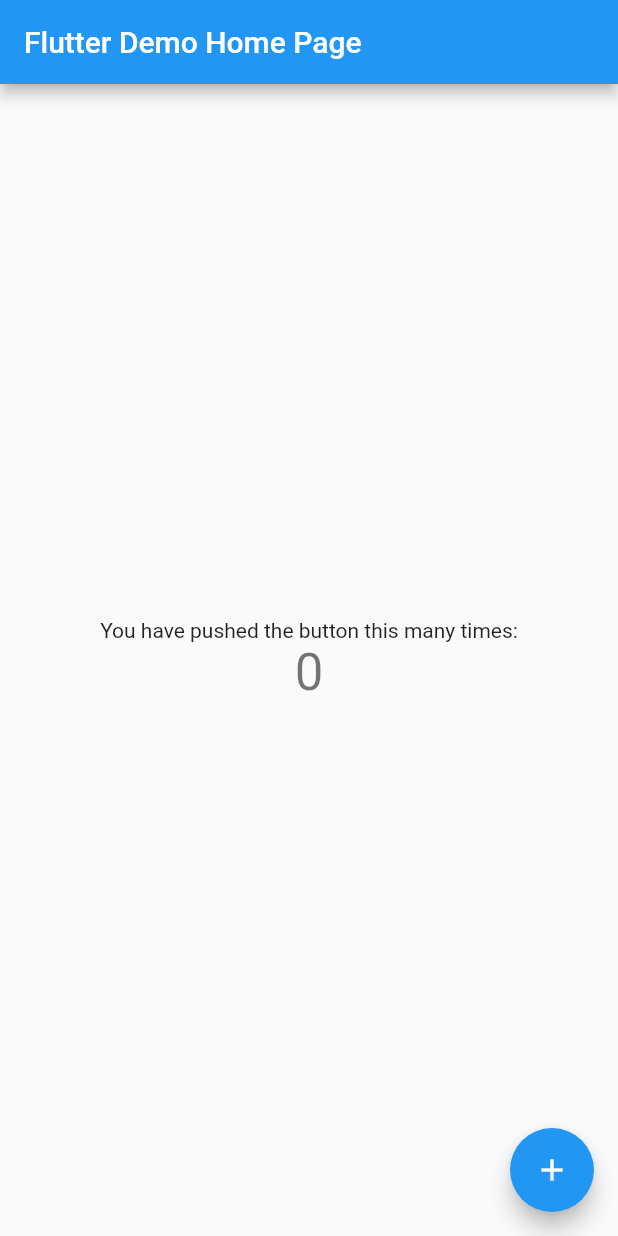
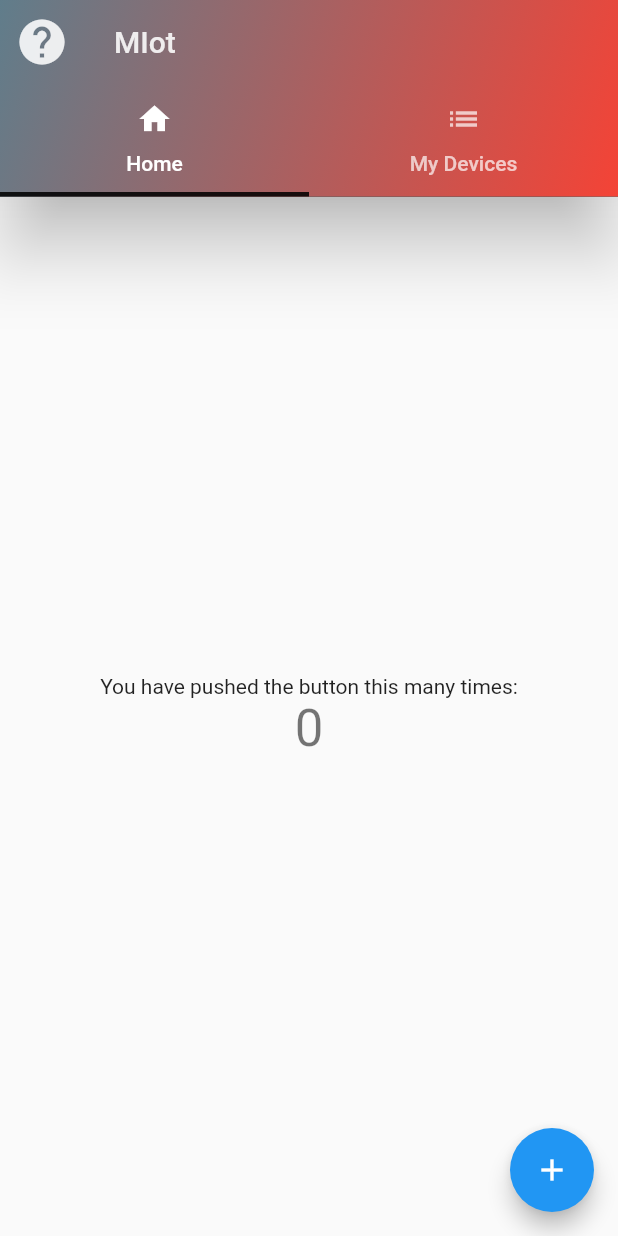
Before and after one commit to nicolasvancan/mf_iot_project, a Flutter app: the screen it shows after launch, on a phone screen of 412 x 824 dp. Run offline on Flutter 3.47's test engine with Material 2 defaults, Android fonts, the phone set to English and light mode, and no system bars.

Commit message:
add: Started main page

```diff
--- a/lib/main.dart
+++ b/lib/main.dart
@@ -11,7 +11,7 @@ class MyApp extends StatelessWidget {
   @override
   Widget build(BuildContext context) {
     return MaterialApp(
-      title: 'Flutter Demo',
+      title: 'MfIot',
       theme: ThemeData(
         // This is the theme of your application.
         //
@@ -24,7 +24,7 @@ class MyApp extends StatelessWidget {
         // is not restarted.
         primarySwatch: Colors.blue,
       ),
-      home: const MyHomePage(title: 'Flutter Demo Home Page'),
+      home: const MyHomePage(title: 'MIot'),
     );
   }
 }
@@ -52,28 +52,54 @@ class _MyHomePageState extends State<MyHomePage> {
 
   void _incrementCounter() {
     setState(() {
-      // This call to setState tells the Flutter framework that something has
-      // changed in this State, which causes it to rerun the build method below
-      // so that the display can reflect the updated values. If we changed
-      // _counter without calling setState(), then the build method would not be
-      // called again, and so nothing would appear to happen.
+
       _counter++;
     });
   }
 
   @override
   Widget build(BuildContext context) {
-    // This method is rerun every time setState is called, for instance as done
-    // by the _incrementCounter method above.
-    //
-    // The Flutter framework has been optimized to make rerunning build methods
-    // fast, so that you can just rebuild anything that needs updating rather
-    // than having to individually change instances of widgets.
-    return Scaffold(
-      appBar: AppBar(
-        // Here we take the value from the MyHomePage object that was created by
-        // the App.build method, and use it to set our appbar title.
+
+    return DefaultTabController(
+      length: 2,
+      child:  Scaffold(
+        appBar: AppBar(
+        //This part is related to the tabs added under the AppBar, which has the Home Icon and List Icon relatively
+        bottom: const TabBar(
+          indicatorColor: Colors.black87,
+          indicatorWeight: 3,
+          tabs: [
+            Tab(icon: Icon(Icons.home),text: 'Home',),
+            Tab(icon: Icon(Icons.list), text: 'My Devices',)
+          ],),
+
+
+        toolbarOpacity: 0.7 ,
+        toolbarTextStyle: const TextStyle(fontStyle: FontStyle.normal),
         title: Text(widget.title),
+        backgroundColor: Colors.black,
+        elevation: 20,
+        titleSpacing: 20,
+
+
+        leading: IconButton(
+          iconSize: 36,
+          icon: const Icon(Icons.help),
+          onPressed: () => {
+            // ignore: avoid_print
+            print('Bangdo pai')
+          },
+        ),
+
+        flexibleSpace: Container(
+          decoration: const BoxDecoration(
+            gradient: LinearGradient(
+              colors: [Colors.red, Colors.blueGrey],
+              begin: Alignment.bottomRight,
+              end: Alignment.topLeft)
+          ),
+          ),
+
       ),
       body: Center(
         // Center is a layout widget. It takes a single child and positions it
@@ -110,6 +136,7 @@ class _MyHomePageState extends State<MyHomePage> {
         tooltip: 'Increment',
         child: const Icon(Icons.add),
       ), // This trailing comma makes auto-formatting nicer for build methods.
+    )
     );
   }
 }
```
Also changed, not shown: pubspec.yaml (+4 -3 lines), 2 other files.
